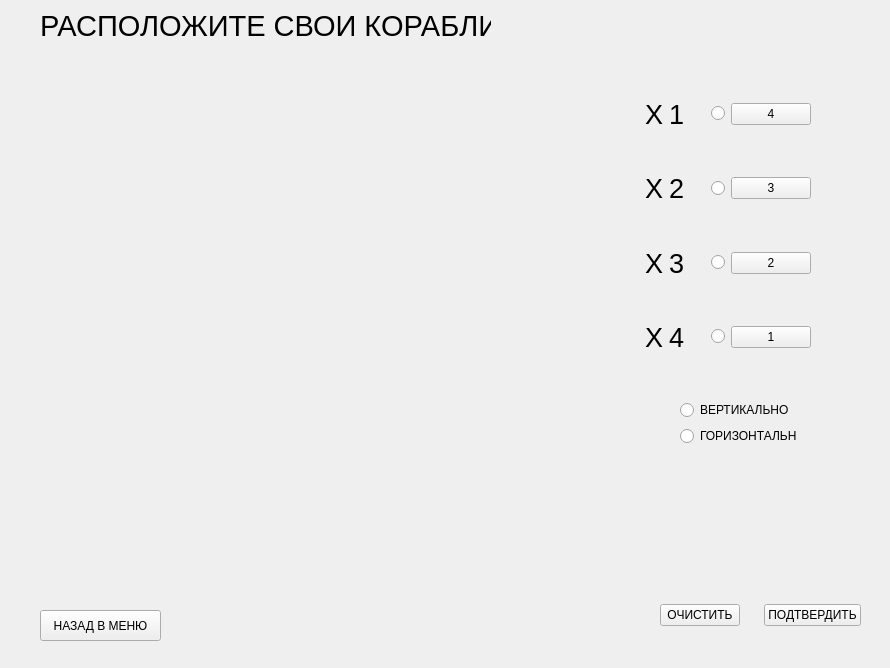
Old version of the form createwindow.ui in the repository ArcasHH/Project.
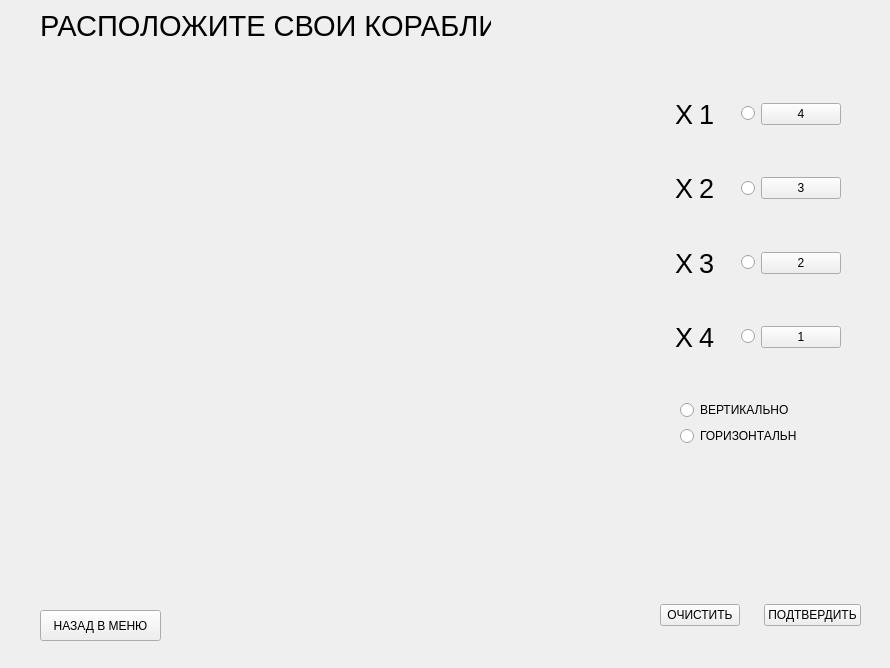
New version of the form.

The edit to the form file:
```diff
--- a/createwindow.ui
+++ b/createwindow.ui
@@ -97,7 +97,7 @@
   <widget class="QWidget" name="layoutWidget">
    <property name="geometry">
     <rect>
-     <x>540</x>
+     <x>570</x>
      <y>80</y>
      <width>271</width>
      <height>291</height>
```
